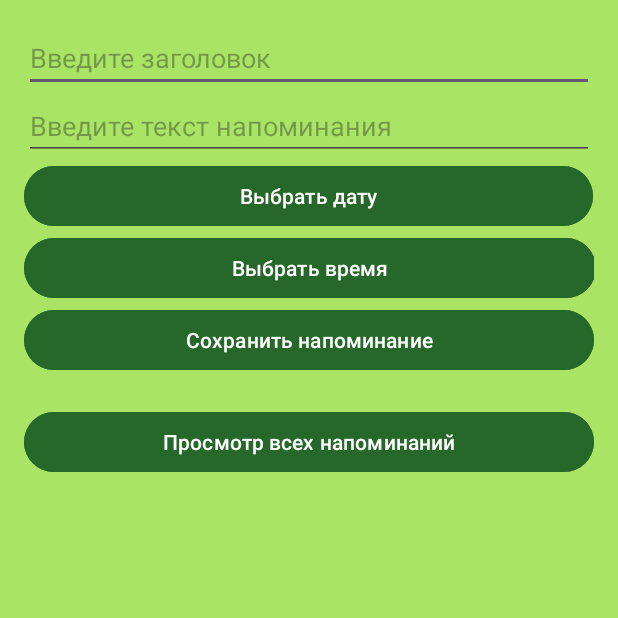
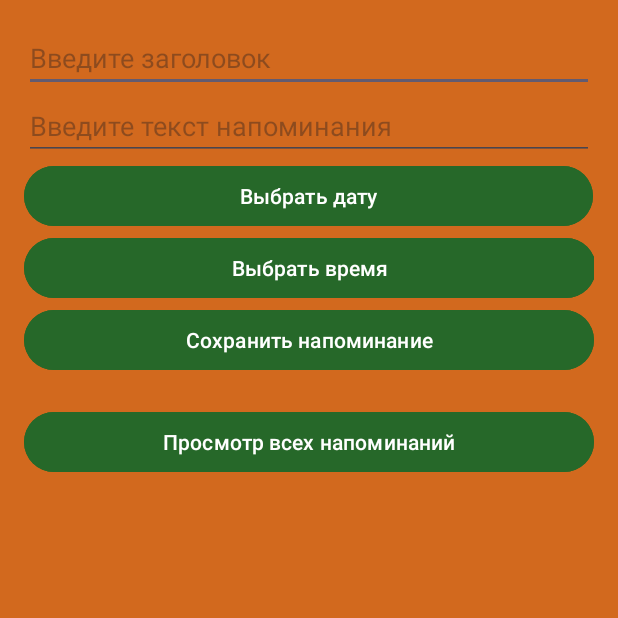
Before and after one commit to miskaTro/laba_6, an Android app: the screen it shows after launch (MainActivity), on a phone screen of 412 x 824 dp, the top half of it. Run offline under Robolectric (Android 15) with nearby library versions, the phone set to English and light mode, and no system bars.

Commit message:
init commit

```diff
--- a/app/src/main/res/layout/activity_main.xml
+++ b/app/src/main/res/layout/activity_main.xml
@@ -2,7 +2,7 @@
 <LinearLayout xmlns:android="http://schemas.android.com/apk/res/android"
     android:layout_width="match_parent"
     android:layout_height="match_parent"
-    android:background="#A9E464"
+    android:background="#D2691E"
     android:orientation="vertical"
     android:padding="16dp">
 
--- a/app/src/main/res/layout/activity_reminder_detail.xml
+++ b/app/src/main/res/layout/activity_reminder_detail.xml
@@ -2,7 +2,7 @@
 <LinearLayout xmlns:android="http://schemas.android.com/apk/res/android"
     android:layout_width="match_parent"
     android:layout_height="match_parent"
-    android:background="#A9E464"
+    android:background="#D2691E"
     android:orientation="vertical"
     android:padding="16dp">
 
--- a/app/src/main/res/layout/activity_reminder_list.xml
+++ b/app/src/main/res/layout/activity_reminder_list.xml
@@ -8,5 +8,5 @@
         android:id="@+id/listViewReminders"
         android:layout_width="match_parent"
         android:layout_height="wrap_content"
-        android:background="#A9E464" />
+        android:background="#D2691E" />
 </LinearLayout>
```
Also changed, not shown: 395 other files.
